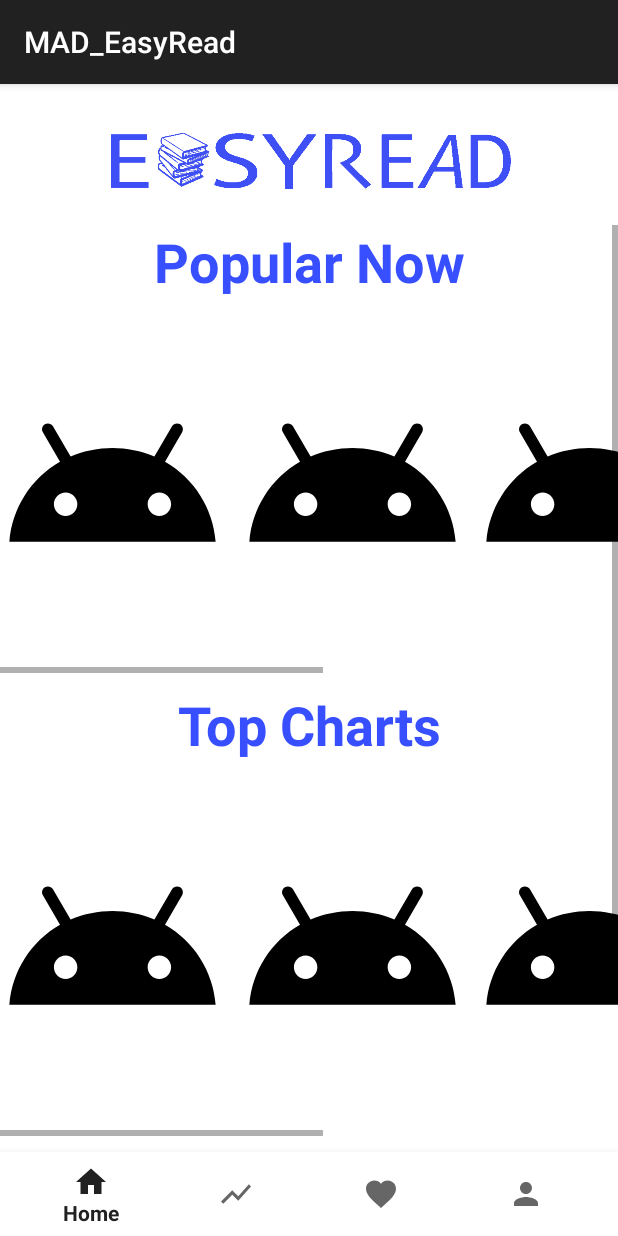
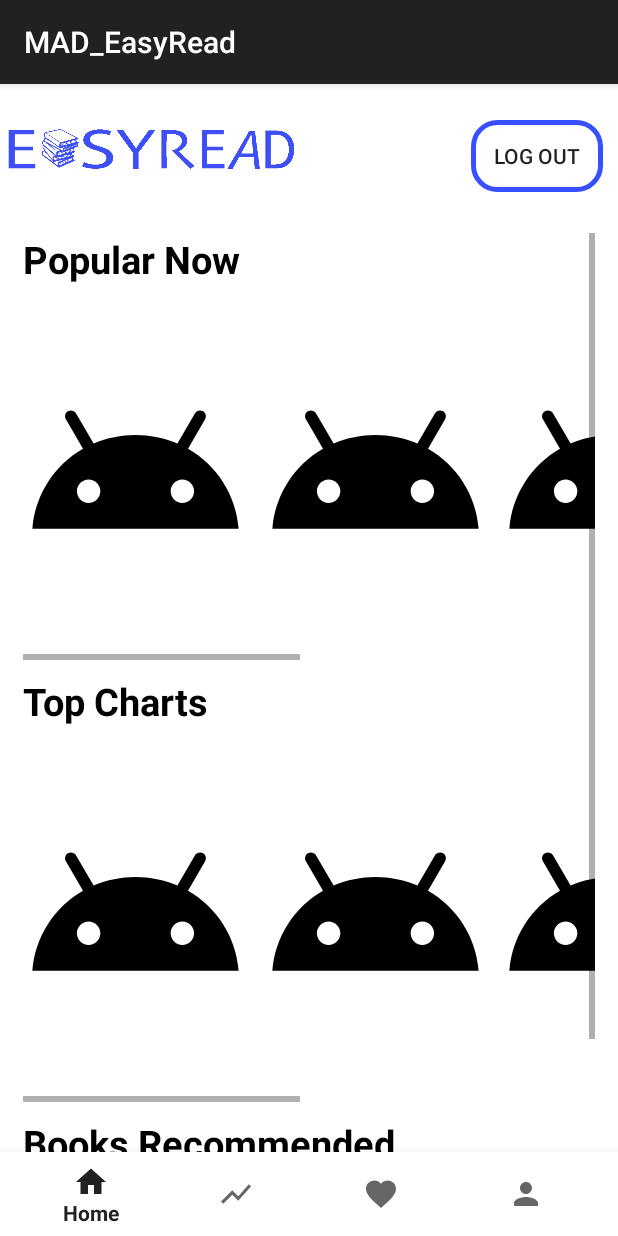
Before and after one commit to crownbelt97/MAD_EasyRead, an Android app: the HomeFragment screen opened directly, with no data from a screen before it, on a phone screen of 412 x 824 dp. Run offline under Robolectric (Android 15) with nearby library versions, the phone set to English and light mode, and no system bars; Roboto replaces fonts that are not available here.

Commit message:
Added Logout button in homepage

```diff
--- /dev/null
+++ b/app/src/main/res/drawable/logout_btn.xml
@@ -0,0 +1,8 @@
+<shape xmlns:android="http://schemas.android.com/apk/res/android">
+    <stroke android:width="5px" android:color="@color/second_app_theme"/>
+    <corners
+        android:topLeftRadius="16dp"
+        android:topRightRadius="16dp"
+        android:bottomLeftRadius="16dp"
+        android:bottomRightRadius="16dp"/>
+</shape>
--- a/app/src/main/res/layout/fragment_home.xml
+++ b/app/src/main/res/layout/fragment_home.xml
@@ -12,20 +12,37 @@
         android:background="@color/white"
         tools:context=".HomeActivity">
 
+        <LinearLayout
+            android:layout_width="match_parent"
+            android:layout_height="match_parent"
+            android:orientation="horizontal"></LinearLayout>
+
         <ImageView
             android:id="@+id/imageView"
-            android:layout_width="match_parent"
-            android:layout_height="70dp"
+            android:layout_width="200dp"
+            android:layout_height="50dp"
             android:layout_marginTop="24dp"
-            app:layout_constraintEnd_toEndOf="parent"
             app:layout_constraintStart_toStartOf="parent"
             app:layout_constraintTop_toTopOf="parent"
             app:srcCompat="@drawable/logo_easyread_new" />
+
+        <Button
+            android:layout_width="wrap_content"
+            android:layout_height="wrap_content"
+            android:layout_marginTop="24dp"
+            android:layout_marginEnd="10dp"
+            android:background="@drawable/logout_btn"
+            android:text="Log Out"
+            app:layout_constraintEnd_toEndOf="parent"
+            app:layout_constraintTop_toTopOf="parent"></Button>
 
         <ScrollView
             android:id="@+id/verticalScrollView"
             android:layout_width="match_parent"
             android:layout_height="wrap_content"
+            android:layout_marginStart="15dp"
+            android:layout_marginTop="25dp"
+            android:layout_marginEnd="15dp"
             app:layout_constraintEnd_toEndOf="parent"
             app:layout_constraintStart_toStartOf="parent"
             app:layout_constraintTop_toBottomOf="@+id/imageView">
@@ -40,10 +57,9 @@
                     android:layout_width="wrap_content"
                     android:layout_height="wrap_content"
                     android:text="Popular Now"
-                    android:textColor="@color/second_app_theme"
-                    android:textSize="36sp"
+                    android:textColor="@color/black"
+                    android:textSize="25sp"
                     android:textStyle="bold"
-                    app:layout_constraintEnd_toEndOf="parent"
                     app:layout_constraintStart_toStartOf="parent"
                     app:layout_constraintTop_toTopOf="@id/verticalConstraintLayout" />
 
@@ -128,10 +144,9 @@
                     android:layout_height="wrap_content"
                     android:layout_marginTop="10dp"
                     android:text="Top Charts"
-                    android:textColor="@color/second_app_theme"
-                    android:textSize="36sp"
+                    android:textColor="@color/black"
+                    android:textSize="25sp"
                     android:textStyle="bold"
-                    app:layout_constraintEnd_toEndOf="parent"
                     app:layout_constraintStart_toStartOf="parent"
                     app:layout_constraintTop_toBottomOf="@+id/popularScrollView" />
 
@@ -216,10 +231,9 @@
                     android:layout_height="wrap_content"
                     android:layout_marginTop="10dp"
                     android:text="Books Recommended"
-                    android:textColor="@color/second_app_theme"
-                    android:textSize="36sp"
+                    android:textColor="@color/black"
+                    android:textSize="25sp"
                     android:textStyle="bold"
-                    app:layout_constraintEnd_toEndOf="parent"
                     app:layout_constraintStart_toStartOf="parent"
                     app:layout_constraintTop_toBottomOf="@+id/horizontalScrollView2" />
 
```
